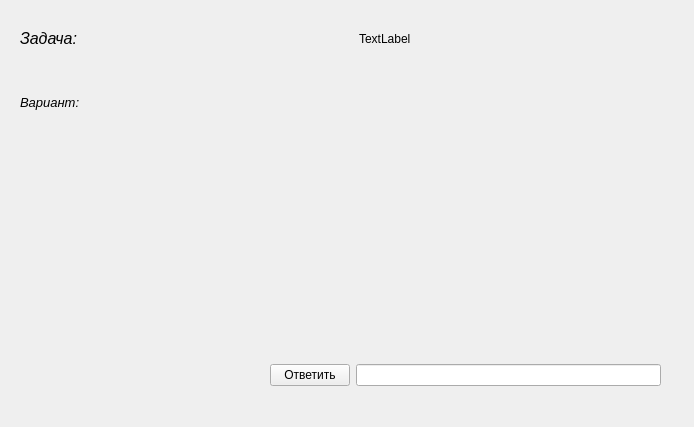
mateykaa/5th, file client/taskform.ui: the form before one commit.
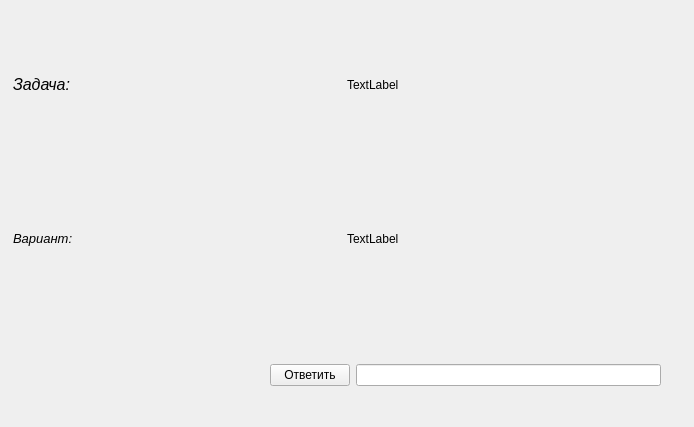
The form after the commit.

What changed in the file:
```diff
--- a/client/taskform.ui
+++ b/client/taskform.ui
@@ -42,16 +42,13 @@
   <widget class="QWidget" name="">
    <property name="geometry">
     <rect>
-     <x>0</x>
-     <y>10</y>
-     <width>691</width>
-     <height>121</height>
+     <x>13</x>
+     <y>11</y>
+     <width>661</width>
+     <height>301</height>
     </rect>
    </property>
    <layout class="QVBoxLayout" name="verticalLayout">
-    <property name="leftMargin">
-     <number>20</number>
-    </property>
     <item>
      <layout class="QHBoxLayout" name="horizontalLayout_2">
       <item>
@@ -62,7 +59,7 @@
        </widget>
       </item>
       <item>
-       <widget class="QLabel" name="tasknum_lable">
+       <widget class="QLabel" name="label">
         <property name="text">
          <string>TextLabel</string>
         </property>
@@ -70,12 +67,23 @@
       </item>
      </layout>
     </item>
+    <item>
+     <layout class="QHBoxLayout" name="horizontalLayout_4">
     <item>
      <widget class="QLabel" name="var_label">
       <property name="text">
        <string>&lt;html&gt;&lt;head/&gt;&lt;body&gt;&lt;p&gt;&lt;span style=&quot; font-size:10pt; font-style:italic;&quot;&gt;Вариант: &lt;/span&gt;&lt;/p&gt;&lt;/body&gt;&lt;/html&gt;</string>
       </property>
      </widget>
+      </item>
+      <item>
+       <widget class="QLabel" name="tasknum_lable">
+        <property name="text">
+         <string>TextLabel</string>
+        </property>
+       </widget>
+      </item>
+     </layout>
     </item>
    </layout>
   </widget>
```
Left out of the diff: 2 changed lines with no effect on the pictures. Lines whose indentation alone changed are shown as unchanged.
